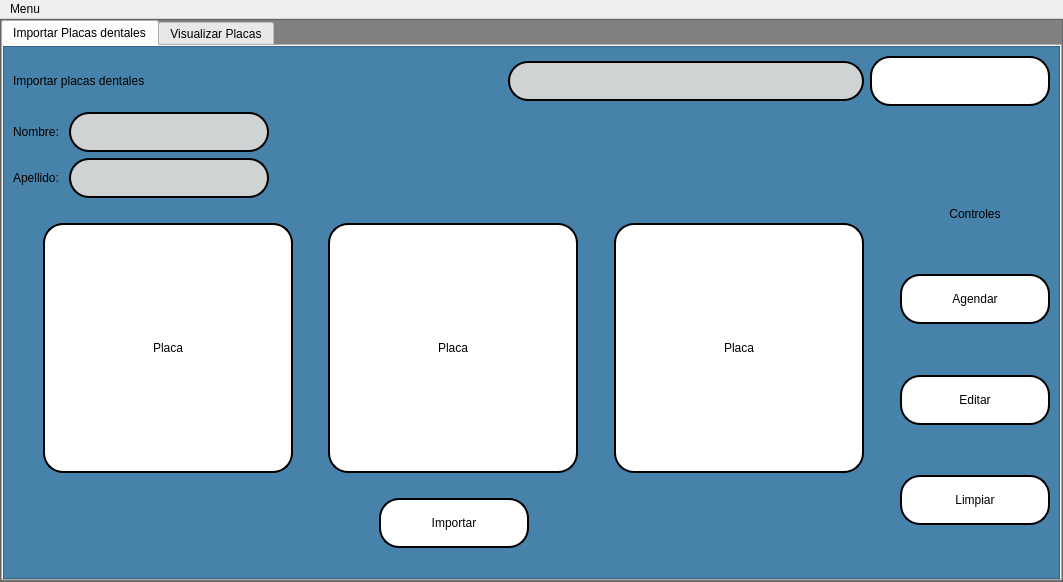
The window that interfaces/placas.ui (Reinaldito04/App-Consultas-y-Historias-Medicas) describes before a commit, drawn with Qt 5.
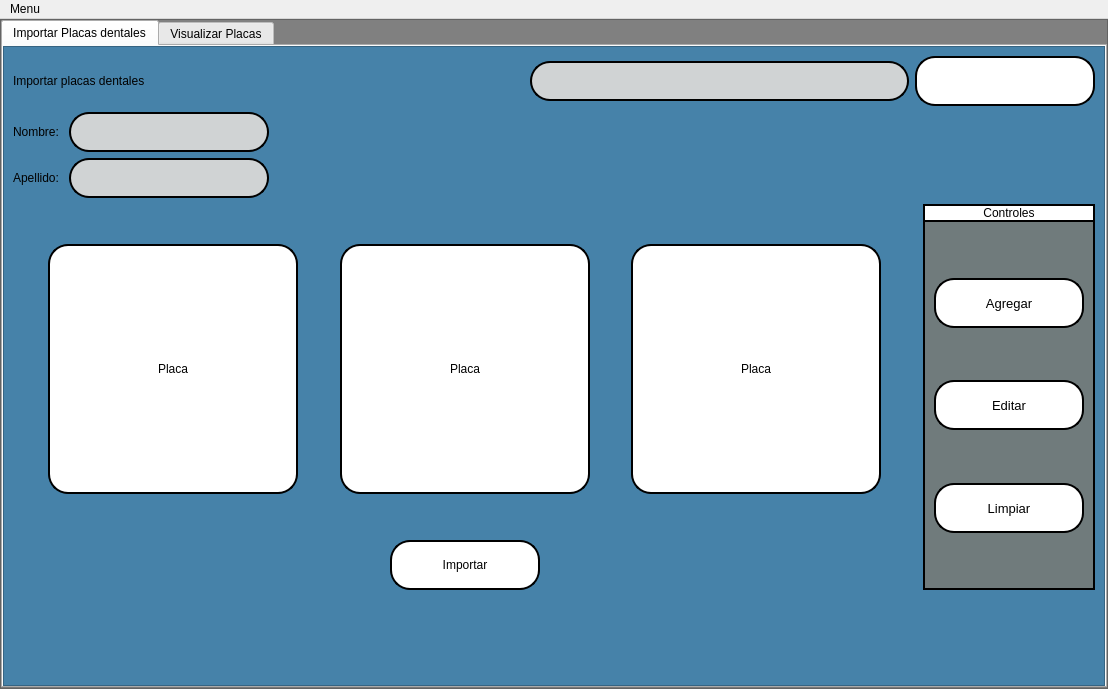
The same window after the commit. The open tabs and pages were chosen to show the change. Icons and pictures are not drawn.

Commit message: cambiio de paleta en ui

What changed in the file:
```diff
--- a/interfaces/placas.ui
+++ b/interfaces/placas.ui
@@ -6,8 +6,8 @@
    <rect>
     <x>0</x>
     <y>0</y>
-    <width>1063</width>
-    <height>582</height>
+    <width>1108</width>
+    <height>689</height>
    </rect>
   </property>
   <property name="windowTitle">
@@ -126,7 +126,7 @@
              <property name="frameShadow">
               <enum>QFrame::Raised</enum>
              </property>
-             <layout class="QVBoxLayout" name="verticalLayout_7">
+             <layout class="QVBoxLayout" name="verticalLayout_6">
               <item>
                <layout class="QHBoxLayout" name="horizontalLayout_19">
                 <item>
@@ -310,6 +310,19 @@
                <layout class="QHBoxLayout" name="horizontalLayout_3">
                 <item>
                  <layout class="QVBoxLayout" name="verticalLayout_5">
+                  <item>
+                   <spacer name="verticalSpacer_3">
+                    <property name="orientation">
+                     <enum>Qt::Vertical</enum>
+                    </property>
+                    <property name="sizeHint" stdset="0">
+                     <size>
+                      <width>20</width>
+                      <height>40</height>
+                     </size>
+                    </property>
+                   </spacer>
+                  </item>
                   <item>
                    <layout class="QHBoxLayout" name="horizontalLayout_2">
                     <item>
@@ -462,6 +475,19 @@
                     </item>
                    </layout>
                   </item>
+                  <item>
+                   <spacer name="verticalSpacer_2">
+                    <property name="orientation">
+                     <enum>Qt::Vertical</enum>
+                    </property>
+                    <property name="sizeHint" stdset="0">
+                     <size>
+                      <width>20</width>
+                      <height>40</height>
+                     </size>
+                    </property>
+                   </spacer>
+                  </item>
                   <item>
                    <layout class="QHBoxLayout" name="horizontalLayout">
                     <item>
@@ -514,24 +540,18 @@
                  </layout>
                 </item>
                 <item>
-                 <layout class="QVBoxLayout" name="verticalLayout_6">
+                 <layout class="QVBoxLayout" name="verticalLayout_31">
+                  <property name="spacing">
+                   <number>0</number>
+                  </property>
                   <item>
-                   <widget class="QLabel" name="label_13">
-                    <property name="minimumSize">
-                     <size>
-                      <width>100</width>
-                      <height>20</height>
-                     </size>
-                    </property>
-                    <property name="maximumSize">
-                     <size>
-                      <width>250</width>
-                      <height>20</height>
-                     </size>
-                    </property>
+                   <widget class="QLabel" name="label_12">
                     <property name="styleSheet">
                      <string notr="true">QLabel{
-border:0px;
+background-color:white;
+border-right:2px solid rgb(0,0,0);
+border-left:2px solid rgb(0,0,0);
+border-top:2px solid rgb(0,0,0);
 }</string>
                     </property>
                     <property name="text">
@@ -543,7 +563,27 @@
                    </widget>
                   </item>
                   <item>
-                   <spacer name="verticalSpacer_17">
+                   <widget class="QFrame" name="frame_10">
+                    <property name="styleSheet">
+                     <string notr="true">QFrame{
+	background-color:#707B7C;
+border-right:2px solid rgb(0,0,0);
+border-left:2px solid rgb(0,0,0);
+border-bottom:2px solid rgb(0,0,0);
+border-top:2px solid rgb(0,0,0);
+}</string>
+                    </property>
+                    <property name="frameShape">
+                     <enum>QFrame::StyledPanel</enum>
+                    </property>
+                    <property name="frameShadow">
+                     <enum>QFrame::Raised</enum>
+                    </property>
+                    <layout class="QVBoxLayout" name="verticalLayout_53">
+                     <item>
+                      <layout class="QVBoxLayout" name="verticalLayout_63">
+                       <item>
+                        <spacer name="verticalSpacer_26">
                     <property name="orientation">
                      <enum>Qt::Vertical</enum>
                     </property>
@@ -569,13 +609,28 @@
                       <height>50</height>
                      </size>
                     </property>
+                         <property name="font">
+                          <font>
+                           <pointsize>10</pointsize>
+                          </font>
+                         </property>
                     <property name="text">
-                     <string>Agendar</string>
+                          <string>Agregar</string>
+                         </property>
+                         <property name="icon">
+                          <iconset>
+                           <normaloff>ELEMENTOS GRAFICOS/save.png</normaloff>ELEMENTOS GRAFICOS/save.png</iconset>
+                         </property>
+                         <property name="iconSize">
+                          <size>
+                           <width>25</width>
+                           <height>25</height>
+                          </size>
                     </property>
                    </widget>
                   </item>
                   <item>
-                   <spacer name="verticalSpacer_18">
+                        <spacer name="verticalSpacer_27">
                     <property name="orientation">
                      <enum>Qt::Vertical</enum>
                     </property>
@@ -601,13 +656,28 @@
                       <height>50</height>
                      </size>
                     </property>
+                         <property name="font">
+                          <font>
+                           <pointsize>10</pointsize>
+                          </font>
+                         </property>
                     <property name="text">
                      <string>Editar</string>
                     </property>
+                         <property name="icon">
+                          <iconset>
+                           <normaloff>ELEMENTOS GRAFICOS/editar-codigo.png</normaloff>ELEMENTOS GRAFICOS/editar-codigo.png</iconset>
+                         </property>
+                         <property name="iconSize">
+                          <size>
+                           <width>25</width>
+                           <height>25</height>
+                          </size>
+                         </property>
                    </widget>
                   </item>
                   <item>
-                   <spacer name="verticalSpacer_19">
+                        <spacer name="verticalSpacer_28">
                     <property name="orientation">
                      <enum>Qt::Vertical</enum>
                     </property>
@@ -633,13 +703,28 @@
                       <height>50</height>
                      </size>
                     </property>
+                         <property name="font">
+                          <font>
+                           <pointsize>10</pointsize>
+                          </font>
+                         </property>
                     <property name="text">
                      <string>Limpiar</string>
                     </property>
+                         <property name="icon">
+                          <iconset>
+                           <normaloff>ELEMENTOS GRAFICOS/limpiar.png</normaloff>ELEMENTOS GRAFICOS/limpiar.png</iconset>
+                         </property>
+                         <property name="iconSize">
+                          <size>
+                           <width>25</width>
+                           <height>25</height>
+                          </size>
+                         </property>
                    </widget>
                   </item>
                   <item>
-                   <spacer name="verticalSpacer_20">
+                        <spacer name="verticalSpacer_29">
                     <property name="orientation">
                      <enum>Qt::Vertical</enum>
                     </property>
@@ -654,6 +739,24 @@
                  </layout>
                 </item>
                </layout>
+                   </widget>
+                  </item>
+                 </layout>
+                </item>
+               </layout>
+              </item>
+              <item>
+               <spacer name="verticalSpacer_4">
+                <property name="orientation">
+                 <enum>Qt::Vertical</enum>
+                </property>
+                <property name="sizeHint" stdset="0">
+                 <size>
+                  <width>20</width>
+                  <height>47</height>
+                 </size>
+                </property>
+               </spacer>
               </item>
              </layout>
             </widget>
@@ -1153,7 +1256,7 @@
     <rect>
      <x>0</x>
      <y>0</y>
-     <width>1063</width>
+     <width>1108</width>
      <height>21</height>
     </rect>
    </property>
```
Left out of the diff: 2 changed lines with no effect on the pictures. Lines whose indentation alone changed are shown as unchanged. The commit also changes 7 other files.
